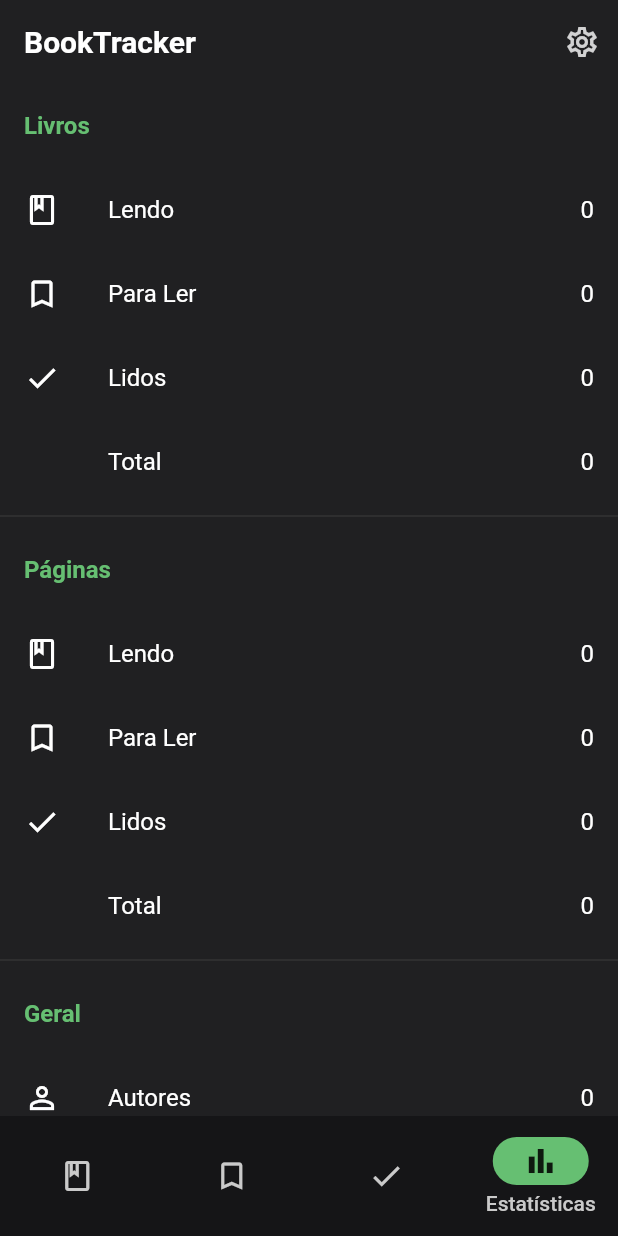
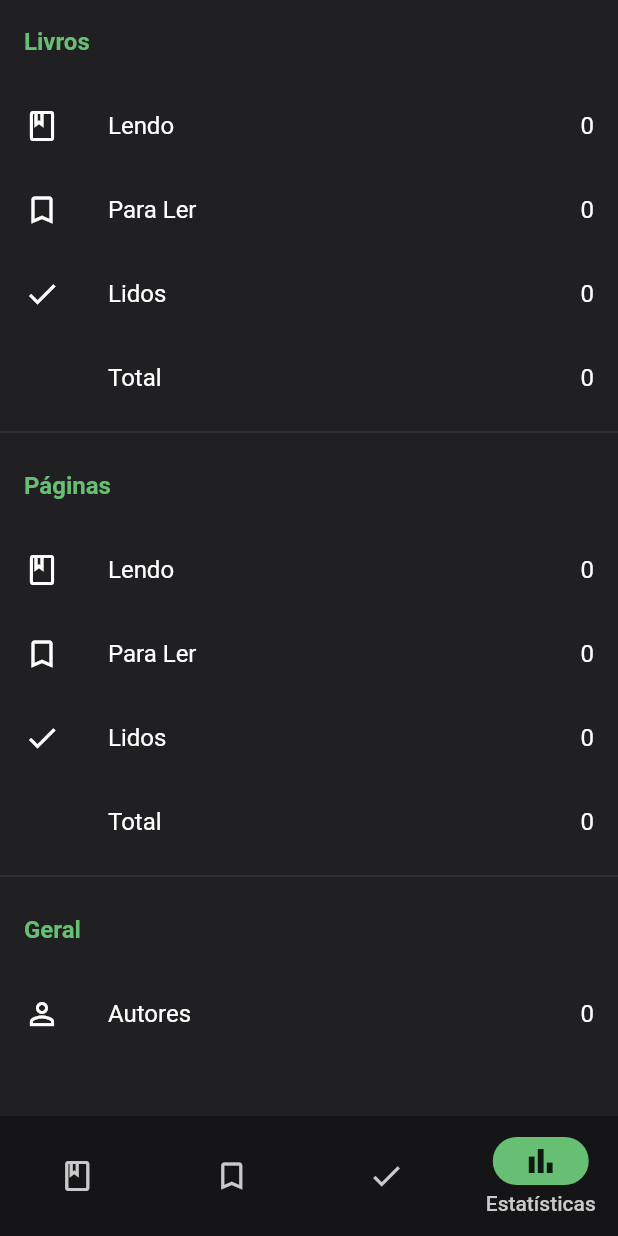
Before and after one commit to Fschmatz/booktrackerv2, a Flutter app: the screen it shows after launch, item 4 of the bottom bar chosen, on a phone screen of 412 x 824 dp. Run offline on Flutter 3.47's test engine with Material 2 defaults, Android fonts, the phone set to English and light mode, and no system bars; our stand-ins replace flutter_native_image, image_picker, shared_preferences, sqflite; missing offline and left inert: flutter_animator; accounts and stored records are empty.

Commit message:
Update 5.3.0

```diff
--- a/lib/pages/home.dart
+++ b/lib/pages/home.dart
@@ -1,9 +1,6 @@
-import 'package:booktrackerv2/pages/configs/pg_configs.dart';
 import 'package:booktrackerv2/pages/pg_estatisticas.dart';
 import 'package:booktrackerv2/pages/pg_book_list.dart';
-import 'package:flutter/cupertino.dart';
 import 'package:flutter/material.dart';
-import 'package:flutter/rendering.dart';
 
 class Home extends StatefulWidget {
   const Home({Key? key}) : super(key: key);
@@ -46,31 +43,6 @@ class _HomeState extends State<Home> {
         color: Theme.of(context).accentColor);
 
     return Scaffold(
-      appBar: AppBar(
-        elevation: 0,
-        title: const Text(
-          'BookTracker',
-        ),
-        actions: [
-          IconButton(
-              icon: Icon(
-                Icons.settings_outlined,
-                color: Theme.of(context)
-                    .textTheme
-                    .headline6!
-                    .color!
-                    .withOpacity(0.8),
-              ),
-              onPressed: () {
-                Navigator.push(
-                    context,
-                    MaterialPageRoute<void>(
-                      builder: (BuildContext context) => const PgConfigs(),
-                      fullscreenDialog: true,
-                    ));
-              }),
-        ],
-      ),
       body: _pageList[_currentIndex],
       bottomNavigationBar: NavigationBar(
         labelBehavior: NavigationDestinationLabelBehavior.onlyShowSelected,
```
Also changed, not shown: lib/pages/pg_book_list.dart (+28 -0 lines).
